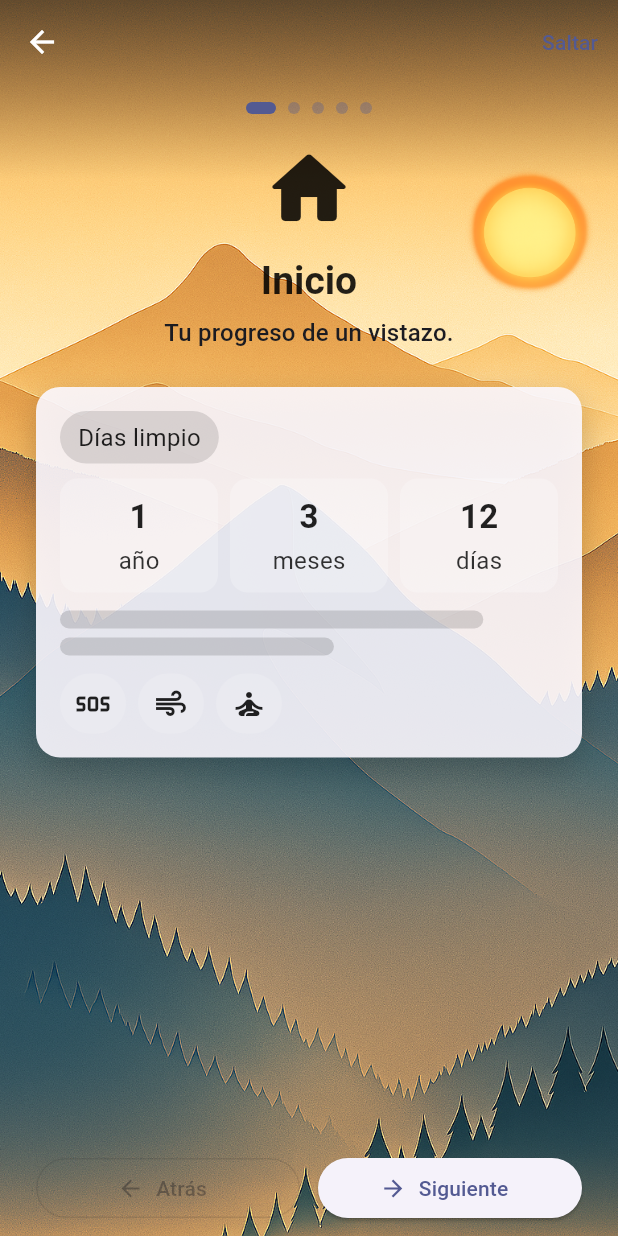
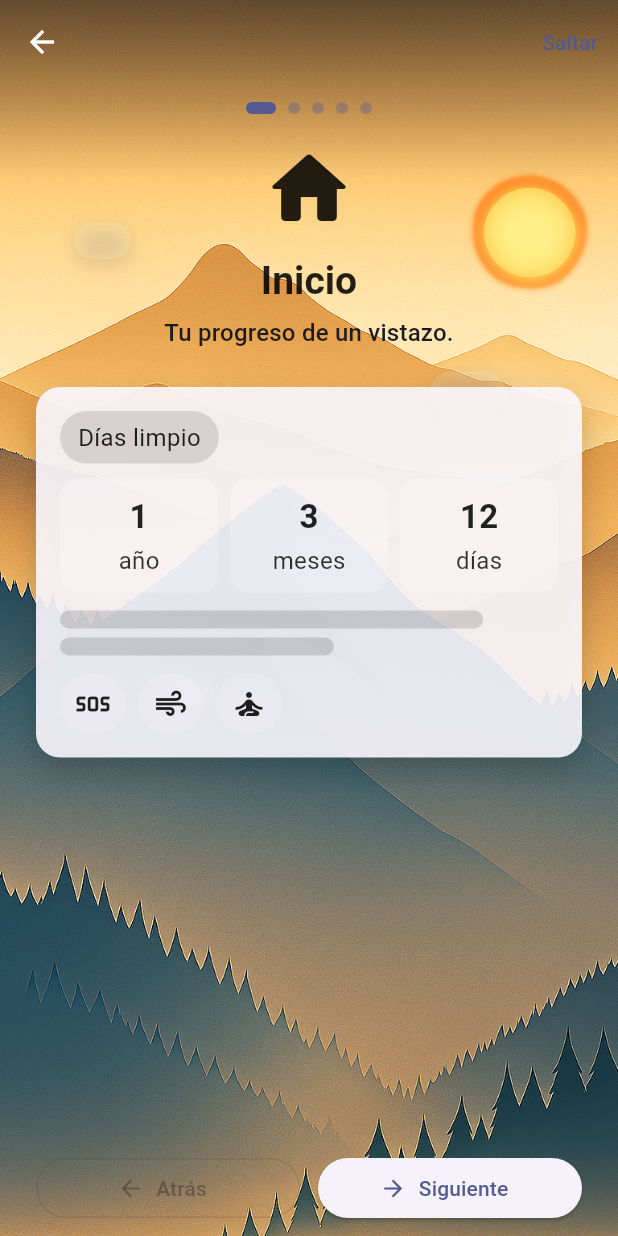
Before and after one commit to javiercamaraezquerra/Undiamas, a Flutter app: the screen it shows after launch, after a tap on "Siguiente", after a tap on "Atrás", on a phone screen of 412 x 824 dp. Run offline on Flutter 3.47's test engine with Material 3 defaults, Android fonts, the phone set to English and light mode, and no system bars; our stand-ins replace fl_chart, flutter_local_notifications, flutter_markdown, flutter_secure_storage, google_mobile_ads, google_sign_in and 5 more; missing offline and left inert: googleapis; accounts and stored records are empty.

Commit message:
Update tutorial_screen.dart

```diff
--- a/lib/screens/tutorial_screen.dart
+++ b/lib/screens/tutorial_screen.dart
@@ -1,5 +1,6 @@
 // lib/screens/tutorial_screen.dart
 import 'package:flutter/material.dart';
+import 'package:flutter/services.dart' show HapticFeedback;
 import 'package:shared_preferences/shared_preferences.dart';
 
 import '../widgets/mountain_background.dart';
@@ -8,7 +9,7 @@ import '../routes/fade_transparent_route.dart';
 
 class TutorialScreen extends StatefulWidget {
   /// Si es true, al terminar se vuelve al Onboarding (pop).
-  /// Si es false (p.ej. desde Perfil), al terminar va a la app (BottomNavBar).
+  /// Si es false (desde Perfil), al terminar va a la app (BottomNavBar).
   final bool returnToOnboarding;
   const TutorialScreen({super.key, this.returnToOnboarding = false});
 
@@ -19,6 +20,7 @@ class TutorialScreen extends StatefulWidget {
 class _TutorialScreenState extends State<TutorialScreen> {
   final PageController _controller = PageController();
   final ValueNotifier<int> _index = ValueNotifier(0);
+  final ValueNotifier<double> _page = ValueNotifier(0);
 
   final List<_PreviewData> _slides = const [
     _PreviewData(
@@ -26,32 +28,46 @@ class _TutorialScreenState extends State<TutorialScreen> {
       subtitle: 'Tu progreso de un vistazo.',
       icon: Icons.home_rounded,
       kind: _PreviewKind.home,
+      semantics: 'Pantalla de inicio, muestra el contador y accesos rápidos.',
     ),
     _PreviewData(
       title: 'Diario',
       subtitle: 'Pon en palabras cómo te sientes.',
       icon: Icons.edit_rounded,
       kind: _PreviewKind.diary,
+      semantics: 'Diario para registrar estado de ánimo y notas.',
     ),
     _PreviewData(
       title: 'Reflexión',
       subtitle: 'Una idea para hoy, breve y clara.',
       icon: Icons.auto_stories_rounded,
       kind: _PreviewKind.reflection,
+      semantics: 'Reflexión diaria con recordatorio opcional.',
     ),
     _PreviewData(
       title: 'Recursos',
       subtitle: 'Guías y herramientas. Marca ★ para guardar.',
       icon: Icons.lightbulb_outline,
       kind: _PreviewKind.resources,
+      semantics: 'Recursos prácticos con favoritos.',
     ),
     _PreviewData(
       title: 'Perfil',
       subtitle: 'Ajustes, copias y recordatorios.',
       icon: Icons.person_rounded,
       kind: _PreviewKind.profile,
+      semantics: 'Preferencias, copias en Drive y progreso.',
     ),
   ];
+
+  @override
+  void initState() {
+    super.initState();
+    _controller.addListener(() {
+      final p = _controller.page ?? _index.value.toDouble();
+      _page.value = p;
+    });
+  }
 
   Future<void> _finish() async {
     final prefs = await SharedPreferences.getInstance();
@@ -72,6 +88,7 @@ class _TutorialScreenState extends State<TutorialScreen> {
   void dispose() {
     _controller.dispose();
     _index.dispose();
+    _page.dispose();
     super.dispose();
   }
 
@@ -96,11 +113,12 @@ class _TutorialScreenState extends State<TutorialScreen> {
       body: Stack(
         fit: StackFit.expand,
         children: [
-          // Parallax sutil con tu fondo
+          // Parallax: fondo propio + nubecitas
           ValueListenableBuilder<int>(
             valueListenable: _index,
             builder: (_, i, __) => MountainBackground(pageIndex: i),
           ),
+          _ParallaxDecor(page: _page),
           SafeArea(
             child: Column(
               children: [
@@ -118,9 +136,7 @@ class _TutorialScreenState extends State<TutorialScreen> {
                         width: active ? 20 : 8,
                         height: 8,
                         decoration: BoxDecoration(
-                          color: (isDark
-                                  ? theme.colorScheme.primary
-                                  : theme.colorScheme.primary)
+                          color: theme.colorScheme.primary
                               .withValues(alpha: active ? 1 : .35),
                           borderRadius: BorderRadius.circular(99),
                         ),
@@ -137,15 +153,32 @@ class _TutorialScreenState extends State<TutorialScreen> {
                     physics: const BouncingScrollPhysics(),
                     itemBuilder: (_, i) {
                       final s = _slides[i];
-                      return _Slide(
-                        data: s,
-                        index: i,
-                        onNext: i == _slides.length - 1
-                            ? _finish
-                            : () => _controller.nextPage(
-                                  duration: const Duration(milliseconds: 250),
-                                  curve: Curves.easeOut,
-                                ),
+                      return Semantics(
+                        label: s.semantics,
+                        child: _Slide(
+                          data: s,
+                          index: i,
+                          onNext: () {
+                            HapticFeedback.lightImpact();
+                            if (i == _slides.length - 1) {
+                              _finish();
+                            } else {
+                              _controller.nextPage(
+                                duration: const Duration(milliseconds: 250),
+                                curve: Curves.easeOut,
+                              );
+                            }
+                          },
+                          onBack: i == 0
+                              ? null
+                              : () {
+                                  HapticFeedback.selectionClick();
+                                  _controller.previousPage(
+                                    duration: const Duration(milliseconds: 250),
+                                    curve: Curves.easeOut,
+                                  );
+                                },
+                        ),
                       );
                     },
                   ),
@@ -159,7 +192,7 @@ class _TutorialScreenState extends State<TutorialScreen> {
   }
 }
 
-/* ──────────────────── Preview A: datos + tipos ──────────────────── */
+/* ──────────────────── Tipos y datos ──────────────────── */
 
 enum _PreviewKind { home, diary, reflection, resources, profile }
 
@@ -168,11 +201,13 @@ class _PreviewData {
   final String subtitle;
   final IconData icon;
   final _PreviewKind kind;
+  final String semantics;
   const _PreviewData({
     required this.title,
     required this.subtitle,
     required this.icon,
     required this.kind,
+    required this.semantics,
   });
 }
 
@@ -182,10 +217,12 @@ class _Slide extends StatelessWidget {
   final _PreviewData data;
   final int index;
   final VoidCallback onNext;
+  final VoidCallback? onBack;
   const _Slide({
     required this.data,
     required this.index,
     required this.onNext,
+    required this.onBack,
   });
 
   @override
@@ -221,7 +258,7 @@ class _Slide extends StatelessWidget {
             children: [
               Expanded(
                 child: OutlinedButton.icon(
-                  onPressed: index == 0 ? null : () => _pageBack(context),
+                  onPressed: onBack,
                   icon: const Icon(Icons.arrow_back),
                   label: const Text('Atrás'),
                 ),
@@ -230,8 +267,7 @@ class _Slide extends StatelessWidget {
               Expanded(
                 child: ElevatedButton.icon(
                   onPressed: onNext,
-                  icon: Icon(
-                      _isLast(context) ? Icons.check_rounded : Icons.arrow_forward),
+                  icon: Icon(_isLast(context) ? Icons.check_rounded : Icons.arrow_forward),
                   label: Text(_isLast(context) ? 'Listo' : 'Siguiente'),
                 ),
               ),
@@ -244,14 +280,71 @@ class _Slide extends StatelessWidget {
   }
 
   bool _isLast(BuildContext context) {
-    final total = context.findAncestorStateOfType<_TutorialScreenState>()?._slides.length ?? 0;
+    final total =
+        context.findAncestorStateOfType<_TutorialScreenState>()?._slides.length ?? 0;
     return index == total - 1;
   }
+}
 
-  void _pageBack(BuildContext context) {
-    final ctrl = context.findAncestorStateOfType<_TutorialScreenState>()?._controller;
-    ctrl?.previousPage(duration: const Duration(milliseconds: 250), curve: Curves.easeOut);
+/* ──────────────────── Parallax de nubecitas ──────────────────── */
+
+class _ParallaxDecor extends StatelessWidget {
+  final ValueListenable<double> page;
+  const _ParallaxDecor({required this.page});
+
+  @override
+  Widget build(BuildContext context) {
+    return IgnorePointer(
+      child: AnimatedBuilder(
+        animation: page,
+        builder: (_, __) {
+          final p = page.value;
+          return LayoutBuilder(
+            builder: (_, c) {
+              final w = c.maxWidth;
+              final h = c.maxHeight;
+              Offset off(double factorX, double factorY) =>
+                  Offset((p * 12) * factorX, (p * 6) * factorY);
+
+              return Stack(children: [
+                Positioned(
+                  top: h * .18,
+                  left: w * .12 + off(1, .6).dx,
+                  child: _cloud(38),
+                ),
+                Positioned(
+                  top: h * .30 + off(-.6, .4).dy,
+                  right: w * .18,
+                  child: _cloud(52),
+                ),
+                Positioned(
+                  top: h * .55 + off(.4, -.7).dy,
+                  left: w * .28,
+                  child: _cloud(28),
+                ),
+              ]);
+            },
+          );
+        },
+      ),
+    );
   }
+
+  Widget _cloud(double size) => Container(
+        width: size,
+        height: size * .64,
+        decoration: BoxDecoration(
+          color: Colors.white.withValues(alpha: .16),
+          borderRadius: BorderRadius.circular(999),
+          boxShadow: [
+            BoxShadow(
+              color: Colors.black.withValues(alpha: .12),
+              blurRadius: 10,
+              offset: const Offset(0, 4),
+            ),
+          ],
+        ),
+      );
 }
 
 /* ──────────────────── PreviewCard con mocks por sección ──────────────────── */
@@ -371,10 +464,7 @@ class _PreviewCard extends StatelessWidget {
       builder: (_, scale, child) => AnimatedOpacity(
         duration: const Duration(milliseconds: 250),
         opacity: 1,
-        child: Transform.scale(
-          scale: scale,
-          child: child,
-        ),
+        child: Transform.scale(scale: scale, child: child),
       ),
       child: Container(
         width: double.infinity,
@@ -436,7 +526,13 @@ class _PreviewCard extends StatelessWidget {
   Widget _emojiRow() => Row(
         mainAxisAlignment: MainAxisAlignment.spaceBetween,
         children: List.generate(5, (i) {
-          final icons = [Icons.sentiment_very_dissatisfied, Icons.sentiment_dissatisfied, Icons.sentiment_neutral, Icons.sentiment_satisfied, Icons.sentiment_very_satisfied];
+          final icons = [
+            Icons.sentiment_very_dissatisfied,
+            Icons.sentiment_dissatisfied,
+            Icons.sentiment_neutral,
+            Icons.sentiment_satisfied,
+            Icons.sentiment_very_satisfied
+          ];
           return Container(
             width: 46,
             height: 46,
```
